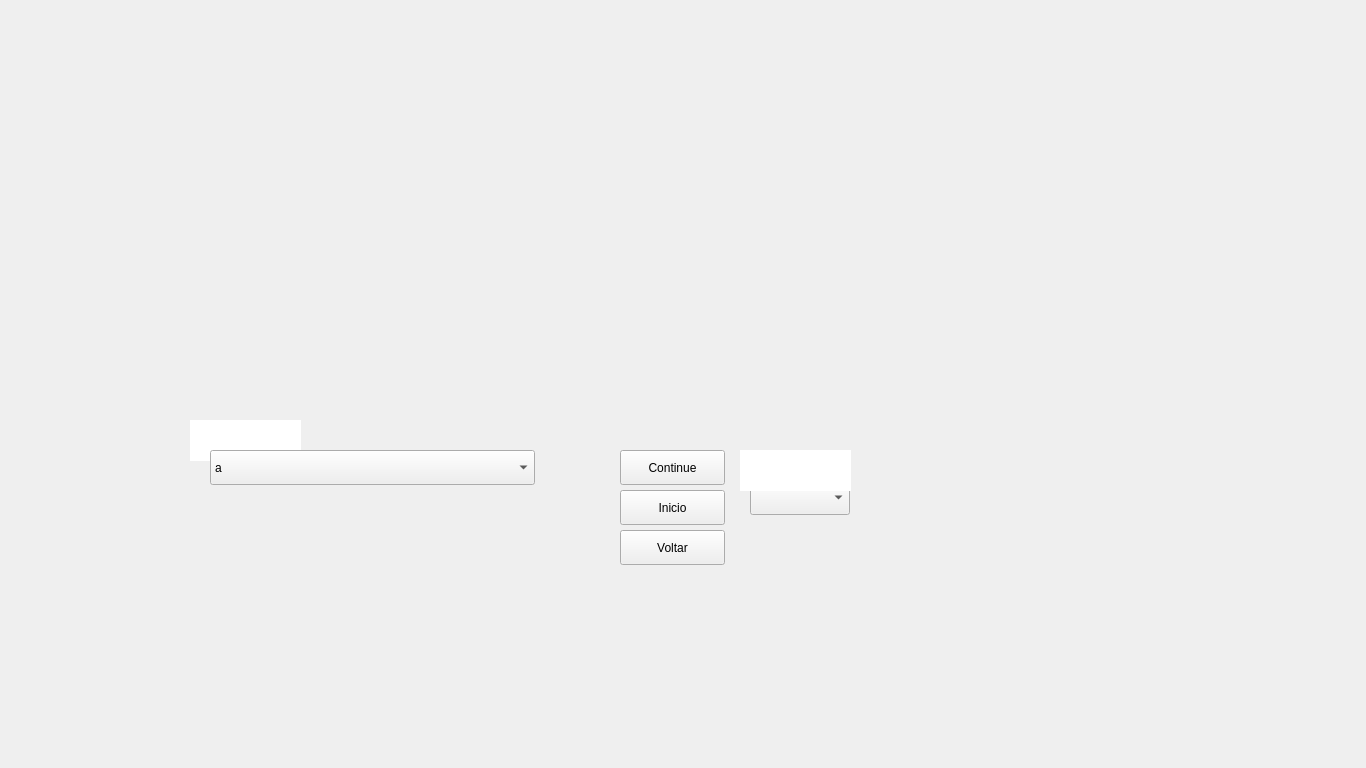
Qt form ui/thirdwindow.ui (eriklemy/Detetive) before a commit.
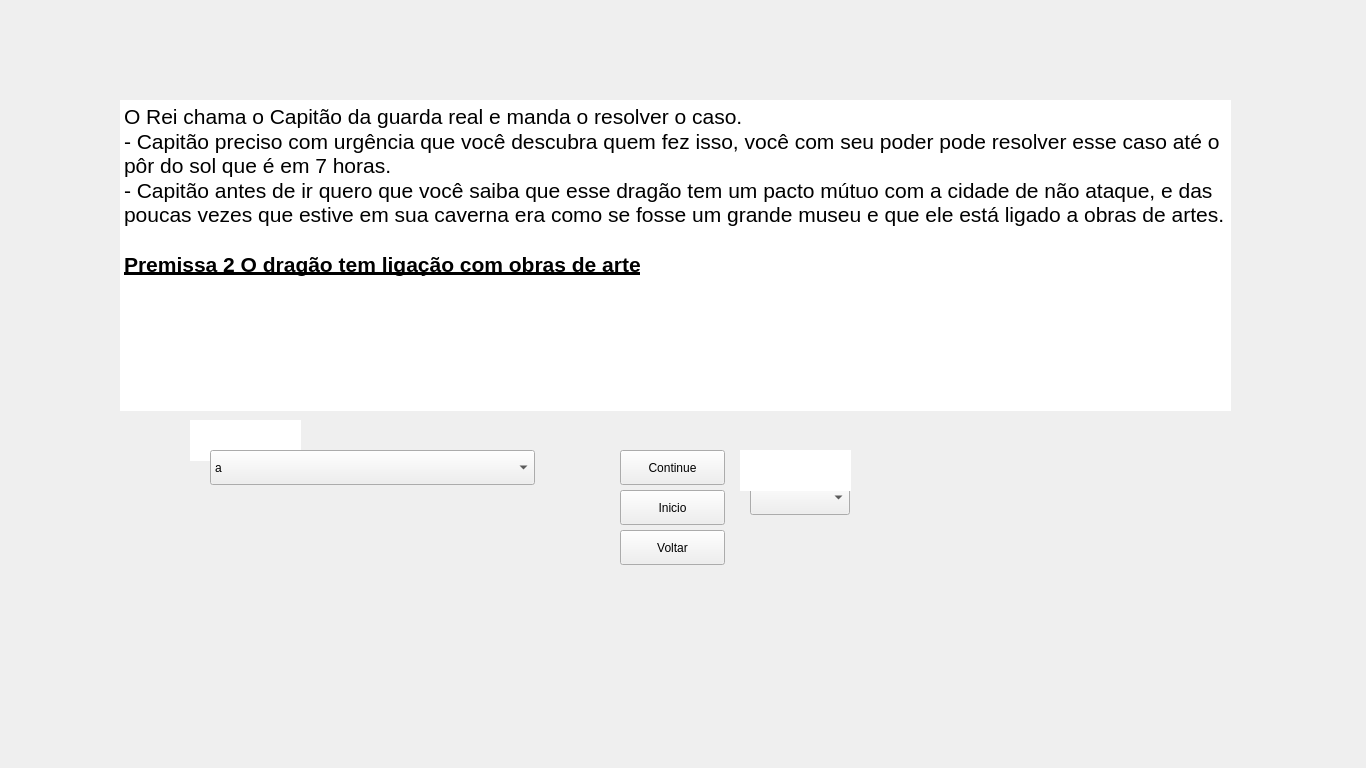
The same form after that commit.

What changed in the file:
```diff
--- a/ui/thirdwindow.ui
+++ b/ui/thirdwindow.ui
@@ -215,6 +215,30 @@
      <string>Voltar</string>
     </property>
    </widget>
+   <widget class="QTextBrowser" name="textBrowser">
+    <property name="geometry">
+     <rect>
+      <x>120</x>
+      <y>100</y>
+      <width>1111</width>
+      <height>311</height>
+     </rect>
+    </property>
+    <property name="frameShape">
+     <enum>QFrame::NoFrame</enum>
+    </property>
+    <property name="html">
+     <string>&lt;!DOCTYPE HTML PUBLIC &quot;-//W3C//DTD HTML 4.0//EN&quot; &quot;http://www.w3.org/TR/REC-html40/strict.dtd&quot;&gt;
+&lt;html&gt;&lt;head&gt;&lt;meta name=&quot;qrichtext&quot; content=&quot;1&quot; /&gt;&lt;meta charset=&quot;utf-8&quot; /&gt;&lt;style type=&quot;text/css&quot;&gt;
+p, li { white-space: pre-wrap; }
+&lt;/style&gt;&lt;/head&gt;&lt;body style=&quot; font-family:'Segoe UI'; font-size:9pt; font-weight:400; font-style:normal;&quot;&gt;
+&lt;p style=&quot; margin-top:0px; margin-bottom:0px; margin-left:0px; margin-right:0px; -qt-block-indent:0; text-indent:0px;&quot;&gt;&lt;span style=&quot; font-size:16pt;&quot;&gt;O Rei chama o Capitão da guarda real e manda o resolver o caso.&lt;/span&gt;&lt;/p&gt;
+&lt;p style=&quot; margin-top:0px; margin-bottom:0px; margin-left:0px; margin-right:0px; -qt-block-indent:0; text-indent:0px;&quot;&gt;&lt;span style=&quot; font-size:16pt;&quot;&gt;- Capitão preciso com urgência que você descubra quem fez isso, você com seu poder pode resolver esse caso até o pôr do sol que é em 7 horas.&lt;/span&gt;&lt;/p&gt;
+&lt;p style=&quot; margin-top:0px; margin-bottom:0px; margin-left:0px; margin-right:0px; -qt-block-indent:0; text-indent:0px;&quot;&gt;&lt;span style=&quot; font-size:16pt;&quot;&gt;- Capitão antes de ir quero que você saiba que esse dragão tem um pacto mútuo com a cidade de não ataque, e das poucas vezes que estive em sua caverna era como se fosse um grande museu e que ele está ligado a obras de artes.&lt;/span&gt;&lt;/p&gt;
+&lt;p style=&quot;-qt-paragraph-type:empty; margin-top:0px; margin-bottom:0px; margin-left:0px; margin-right:0px; -qt-block-indent:0; text-indent:0px; font-size:16pt;&quot;&gt;&lt;br /&gt;&lt;/p&gt;
+&lt;p style=&quot; margin-top:0px; margin-bottom:0px; margin-left:0px; margin-right:0px; -qt-block-indent:0; text-indent:0px;&quot;&gt;&lt;span style=&quot; font-size:16pt; font-weight:700; text-decoration: underline;&quot;&gt;Premissa 2 O dragão tem ligação com obras de arte&lt;/span&gt;&lt;/p&gt;&lt;/body&gt;&lt;/html&gt;</string>
+    </property>
+   </widget>
   </widget>
  </widget>
  <resources/>
```
